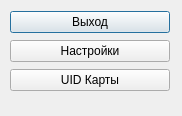
First picture: the form in additionaly.ui, repository dimasik79/RFIDLOCK, before the edit.
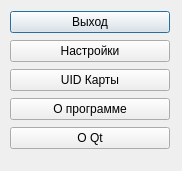
Second picture: the form after the edit.

Diff of the .ui file:
```diff
--- a/additionaly.ui
+++ b/additionaly.ui
@@ -7,7 +7,7 @@
     <x>0</x>
     <y>0</y>
     <width>182</width>
-    <height>116</height>
+    <height>171</height>
    </rect>
   </property>
   <property name="windowTitle">
@@ -19,7 +19,7 @@
      <x>10</x>
      <y>10</y>
      <width>160</width>
-     <height>83</height>
+     <height>141</height>
     </rect>
    </property>
    <layout class="QVBoxLayout" name="verticalLayout">
@@ -44,6 +44,20 @@
       </property>
      </widget>
     </item>
+    <item>
+     <widget class="QPushButton" name="pushButton_4">
+      <property name="text">
+       <string>О программе</string>
+      </property>
+     </widget>
+    </item>
+    <item>
+     <widget class="QPushButton" name="pushButton_5">
+      <property name="text">
+       <string>О Qt</string>
+      </property>
+     </widget>
+    </item>
    </layout>
   </widget>
  </widget>
```
